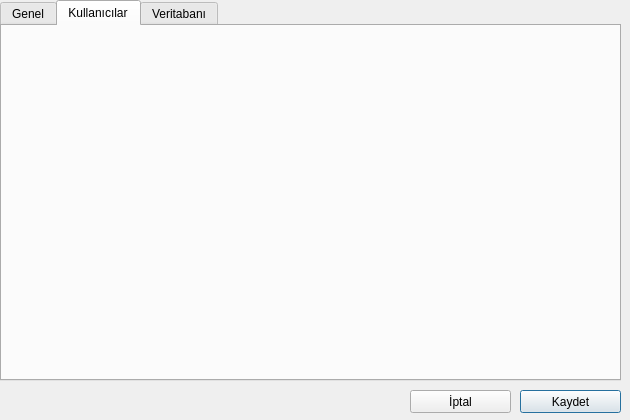
The window that ayarlardialog.ui (mamoo81/bhss) describes before a commit, drawn with Qt 5.
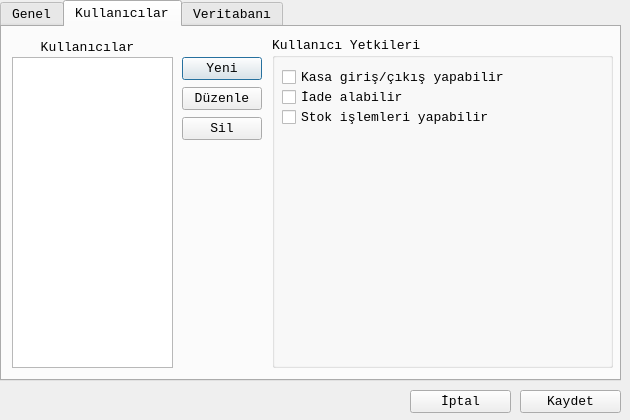
The same window after the commit. The open tabs and pages were chosen to show the change.

Commit message: kullanıcı ekle/sil eklendi

The edit to the form file:
```diff
--- a/ayarlardialog.ui
+++ b/ayarlardialog.ui
@@ -10,6 +10,24 @@
     <height>420</height>
    </rect>
   </property>
+  <property name="minimumSize">
+   <size>
+    <width>630</width>
+    <height>420</height>
+   </size>
+  </property>
+  <property name="maximumSize">
+   <size>
+    <width>630</width>
+    <height>420</height>
+   </size>
+  </property>
+  <property name="font">
+   <font>
+    <family>Monospace</family>
+    <pointsize>10</pointsize>
+   </font>
+  </property>
   <property name="windowTitle">
    <string>Dialog</string>
   </property>
@@ -34,6 +52,123 @@
     <attribute name="title">
      <string>Kullanıcılar</string>
     </attribute>
+    <widget class="QLabel" name="label">
+     <property name="geometry">
+      <rect>
+       <x>0</x>
+       <y>10</y>
+       <width>171</width>
+       <height>20</height>
+      </rect>
+     </property>
+     <property name="text">
+      <string>Kullanıcılar</string>
+     </property>
+     <property name="alignment">
+      <set>Qt::AlignCenter</set>
+     </property>
+    </widget>
+    <widget class="QPushButton" name="YeniPushButton">
+     <property name="geometry">
+      <rect>
+       <x>180</x>
+       <y>30</y>
+       <width>80</width>
+       <height>23</height>
+      </rect>
+     </property>
+     <property name="text">
+      <string>Yeni</string>
+     </property>
+    </widget>
+    <widget class="QPushButton" name="DuzenlePushButton">
+     <property name="geometry">
+      <rect>
+       <x>180</x>
+       <y>60</y>
+       <width>80</width>
+       <height>23</height>
+      </rect>
+     </property>
+     <property name="text">
+      <string>Düzenle</string>
+     </property>
+    </widget>
+    <widget class="QPushButton" name="SilPushButton">
+     <property name="geometry">
+      <rect>
+       <x>180</x>
+       <y>90</y>
+       <width>80</width>
+       <height>23</height>
+      </rect>
+     </property>
+     <property name="text">
+      <string>Sil</string>
+     </property>
+    </widget>
+    <widget class="QGroupBox" name="groupBox">
+     <property name="geometry">
+      <rect>
+       <x>270</x>
+       <y>10</y>
+       <width>341</width>
+       <height>331</height>
+      </rect>
+     </property>
+     <property name="title">
+      <string>Kullanıcı Yetkileri</string>
+     </property>
+     <widget class="QCheckBox" name="KasacheckBox">
+      <property name="geometry">
+       <rect>
+        <x>10</x>
+        <y>30</y>
+        <width>321</width>
+        <height>21</height>
+       </rect>
+      </property>
+      <property name="text">
+       <string>Kasa giriş/çıkış yapabilir</string>
+      </property>
+     </widget>
+     <widget class="QCheckBox" name="IadecheckBox">
+      <property name="geometry">
+       <rect>
+        <x>10</x>
+        <y>50</y>
+        <width>321</width>
+        <height>21</height>
+       </rect>
+      </property>
+      <property name="text">
+       <string>İade alabilir</string>
+      </property>
+     </widget>
+     <widget class="QCheckBox" name="StokcheckBox">
+      <property name="geometry">
+       <rect>
+        <x>10</x>
+        <y>70</y>
+        <width>321</width>
+        <height>21</height>
+       </rect>
+      </property>
+      <property name="text">
+       <string>Stok işlemleri yapabilir</string>
+      </property>
+     </widget>
+    </widget>
+    <widget class="QListWidget" name="KullanicilarlistWidget">
+     <property name="geometry">
+      <rect>
+       <x>10</x>
+       <y>30</y>
+       <width>161</width>
+       <height>311</height>
+      </rect>
+     </property>
+    </widget>
    </widget>
    <widget class="QWidget" name="tab_3">
     <attribute name="title">
```
Left out of the diff: 10 changed lines with no effect on the pictures. The commit also changes 18 other files.
